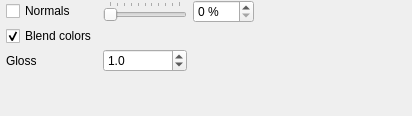
Qt form src/gui/forms/toolbar_rendernormalsgroup.ui (open-scan-crew/OpenScanTools) before a commit.
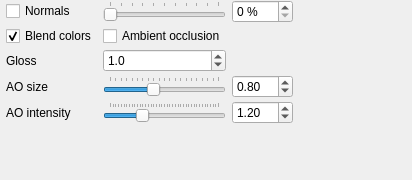
The same form after that commit.

Patch:
```diff
--- a/src/gui/forms/toolbar_rendernormalsgroup.ui
+++ b/src/gui/forms/toolbar_rendernormalsgroup.ui
@@ -7,7 +7,7 @@
     <x>0</x>
     <y>0</y>
     <width>412</width>
-    <height>116</height>
+    <height>180</height>
    </rect>
   </property>
   <property name="windowTitle">
@@ -84,19 +84,6 @@
      </property>
     </widget>
    </item>
-   <item row="5" column="4">
-    <spacer name="verticalSpacer">
-     <property name="orientation">
-      <enum>Qt::Vertical</enum>
-     </property>
-     <property name="sizeHint" stdset="0">
-      <size>
-       <width>0</width>
-       <height>0</height>
-      </size>
-     </property>
-    </spacer>
-   </item>
    <item row="1" column="4">
     <widget class="QCheckBox" name="checkBox_blendColor">
      <property name="text">
@@ -107,6 +94,13 @@
      </property>
     </widget>
    </item>
+   <item row="1" column="5">
+    <widget class="QCheckBox" name="checkBox_ao">
+     <property name="text">
+      <string>Ambient occlusion</string>
+     </property>
+    </widget>
+   </item>
    <item row="2" column="4">
     <widget class="QLabel" name="label_sharpness">
      <property name="text">
@@ -127,6 +121,97 @@
      </property>
     </widget>
    </item>
+   <item row="3" column="4">
+    <widget class="QLabel" name="label_aoSize">
+     <property name="text">
+      <string>AO size</string>
+     </property>
+    </widget>
+   </item>
+   <item row="3" column="5">
+    <widget class="QSlider" name="slider_aoSize">
+     <property name="maximum">
+      <number>200</number>
+     </property>
+     <property name="orientation">
+      <enum>Qt::Horizontal</enum>
+     </property>
+     <property name="tickPosition">
+      <enum>QSlider::TicksAbove</enum>
+     </property>
+     <property name="value">
+      <number>80</number>
+     </property>
+    </widget>
+   </item>
+   <item row="3" column="6">
+    <widget class="QDoubleSpinBox" name="doubleSpinBox_aoSize">
+     <property name="decimals">
+      <number>2</number>
+     </property>
+     <property name="maximum">
+      <double>2.000000000000000</double>
+     </property>
+     <property name="singleStep">
+      <double>0.050000000000000</double>
+     </property>
+     <property name="value">
+      <double>0.800000000000000</double>
+     </property>
+    </widget>
+   </item>
+   <item row="4" column="4">
+    <widget class="QLabel" name="label_aoIntensity">
+     <property name="text">
+      <string>AO intensity</string>
+     </property>
+    </widget>
+   </item>
+   <item row="4" column="5">
+    <widget class="QSlider" name="slider_aoIntensity">
+     <property name="maximum">
+      <number>400</number>
+     </property>
+     <property name="orientation">
+      <enum>Qt::Horizontal</enum>
+     </property>
+     <property name="tickPosition">
+      <enum>QSlider::TicksAbove</enum>
+     </property>
+     <property name="value">
+      <number>120</number>
+     </property>
+    </widget>
+   </item>
+   <item row="4" column="6">
+    <widget class="QDoubleSpinBox" name="doubleSpinBox_aoIntensity">
+     <property name="decimals">
+      <number>2</number>
+     </property>
+     <property name="maximum">
+      <double>4.000000000000000</double>
+     </property>
+     <property name="singleStep">
+      <double>0.050000000000000</double>
+     </property>
+     <property name="value">
+      <double>1.200000000000000</double>
+     </property>
+    </widget>
+   </item>
+   <item row="6" column="4">
+    <spacer name="verticalSpacer">
+     <property name="orientation">
+      <enum>Qt::Vertical</enum>
+     </property>
+     <property name="sizeHint" stdset="0">
+      <size>
+       <width>0</width>
+       <height>0</height>
+      </size>
+     </property>
+    </spacer>
+   </item>
   </layout>
  </widget>
  <layoutdefault spacing="6" margin="11"/>
```
Left out of the diff: 19 changed lines with no effect on the pictures.
